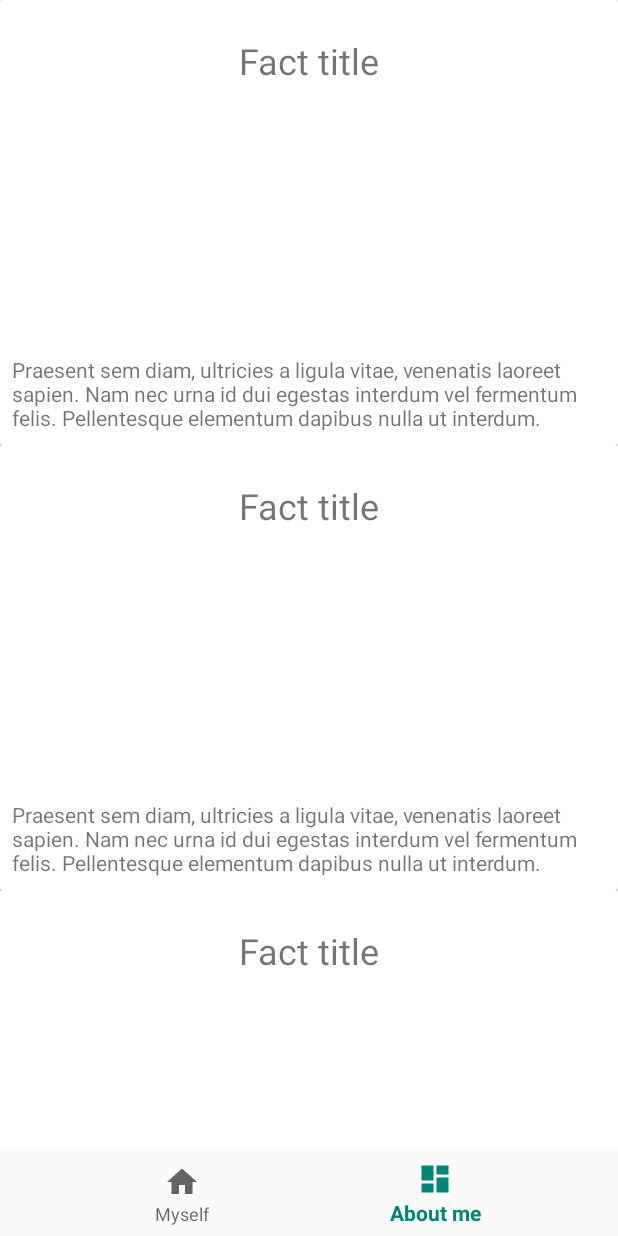
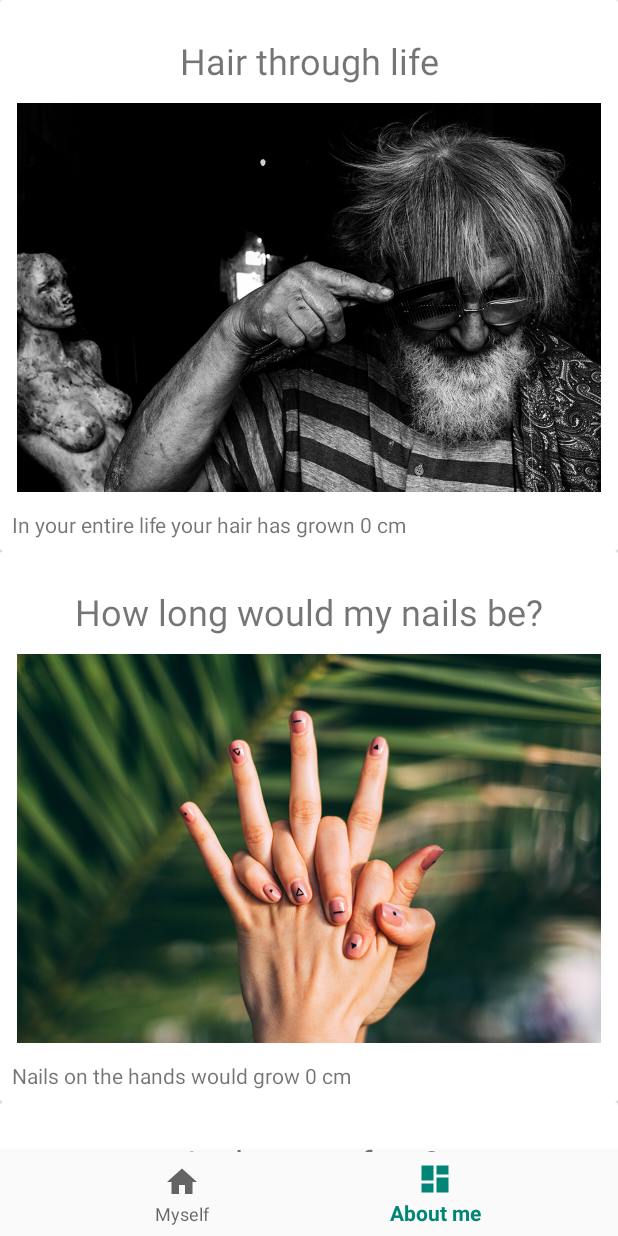
Before and after one commit to allvays/OmniaDeMe, an Android app: the screen it shows after launch (MainActivity), item 2 of the bottom bar chosen, on a phone screen of 412 x 824 dp. Run offline under Robolectric (Android 15) with nearby library versions, the phone set to English and light mode, and no system bars; 1 statement that could not run was skipped.

Commit message:
Added few facts
IMAGES ARE VERY BIG = RAM drain

```diff
--- a/app/src/main/java/com/example/omniademe/activities/MainActivity.java
+++ b/app/src/main/java/com/example/omniademe/activities/MainActivity.java
@@ -26,7 +26,7 @@ public class MainActivity extends AppCompatActivity
         InterestingFactsFragment.OnFragmentInteractionListener {
     private final String TAG = "MainActivity";
 
-    private Person mPerson;
+    private  static Person mPerson;
     private FragmentManager fragmentManager;
     private Fragment editPersonFragment;
     private Fragment interestingFactsFragment;
@@ -83,6 +83,9 @@ public class MainActivity extends AppCompatActivity
         Log.d(TAG, "changeFragment: CREATED");
     }
 
+    public Person getPerson() {
+        return mPerson;
+    }
 
     @Override
     public void onFragmentInteraction(Person person) {
--- a/app/src/main/java/com/example/omniademe/fragments/InterestingFactsFragment.java
+++ b/app/src/main/java/com/example/omniademe/fragments/InterestingFactsFragment.java
@@ -118,7 +118,9 @@ public class InterestingFactsFragment extends Fragment {
             Fact fact = mFacts.get(position);
             holder.mTitleText.setText(fact.getFactTitle());
             holder.mDescription.setText(fact.getDescription());
-            //holder.mImageView.setImageResource(fact.getFactPicResId());
+
+                holder.mImageView.setImageResource(fact.getFactPicResId());
+
             holder.mCardView.setOnClickListener(new View.OnClickListener() {
                 @Override
                 public void onClick(View view) {
--- a/app/src/main/java/com/example/omniademe/fragments/PersonEditorFragment.java
+++ b/app/src/main/java/com/example/omniademe/fragments/PersonEditorFragment.java
@@ -254,6 +254,7 @@ public class PersonEditorFragment extends Fragment {
                         mSexRadiogroup.setBackgroundColor(Color.rgb(247, 153, 153));
                     }
                 }
+
                 if (mListener != null) {
                     mListener.onFragmentInteraction(mPerson);
                 }
@@ -279,7 +280,7 @@ public class PersonEditorFragment extends Fragment {
                     int mHowmanyDaysILived = Days.daysBetween(then, today).getDays();
                     Log.d(TAG, "onDateSet: " + mHowmanyDaysILived);
                     if (mHowmanyDaysILived >= 1095) {
-                        mPerson.setAge(mHowmanyDaysILived / 365);
+                        mPerson.setAgeInDays(mHowmanyDaysILived);
 
                         /**
                          * Setting and formatting text in Edit Text Field
--- a/app/src/main/java/com/example/omniademe/model/Fact.java
+++ b/app/src/main/java/com/example/omniademe/model/Fact.java
@@ -2,7 +2,10 @@ package com.example.omniademe.model;
 
 
 import android.content.Context;
+import android.util.Log;
 import android.widget.ImageView;
+
+import com.example.omniademe.activities.MainActivity;
 
 import java.util.UUID;
 
@@ -12,11 +15,27 @@ public class Fact {
     private String mDescription;
     private int mFactPicResId;
 
-    public Fact(Context context, int title, int description, int imageResId) {
+    public Fact(Context context, int title, int description, int imageResId, String TAG) {
         mUUID = UUID.randomUUID();
+        int days = new MainActivity().getPerson().getAgeInDays();
+        Log.d(TAG, "Fact: days is"+days);
+        mFactPicResId = imageResId;
         mFactTitle = context.getString(title);
-        mDescription = context.getString(description);
-        mFactPicResId = imageResId;
+        switch (TAG){
+            case "hair":
+                mDescription = context.getString(description).concat(" ").concat(String.valueOf(Double.valueOf(days*0.033).intValue())
+                        .concat(" cm"));
+                break;
+            case "nails":
+                mDescription = context.getString(description).concat(" ").concat(String.valueOf(Double.valueOf(days*0.043).intValue())
+                        .concat(" cm"));
+                break;
+            case "toes":
+                mDescription = context.getString(description).concat(" ").concat(String.valueOf(Double.valueOf(days*0.0036).intValue())
+                        .concat(" cm"));
+                break;
+        }
+
     }
 
 
--- a/app/src/main/java/com/example/omniademe/model/FactList.java
+++ b/app/src/main/java/com/example/omniademe/model/FactList.java
@@ -9,6 +9,9 @@ import java.util.List;
 
 public class FactList {
     private static FactList sFactList = null;
+    private final String HAIR_FACT_TAG= "hair";
+    private final String NAILS_FACT_TAG= "nails";
+    private final String TOES_FACT_TAG= "toes";
 
     private List<Fact> mFacts;
     private Context mContext;
@@ -28,22 +31,22 @@ public class FactList {
 
     private void initiateFactList() {
         mFacts = new ArrayList<>();
-        mFacts.add(new Fact(mContext, R.string.fact_title,R.string.ipsum,1));
-        mFacts.add(new Fact(mContext, R.string.fact_title,R.string.ipsum,1));
-        mFacts.add(new Fact(mContext, R.string.fact_title,R.string.ipsum,1));
-        mFacts.add(new Fact(mContext, R.string.fact_title,R.string.ipsum,1));
-        mFacts.add(new Fact(mContext, R.string.fact_title,R.string.ipsum,1));
-        mFacts.add(new Fact(mContext, R.string.fact_title,R.string.ipsum,1));
-        mFacts.add(new Fact(mContext, R.string.fact_title,R.string.ipsum,1));
-        mFacts.add(new Fact(mContext, R.string.fact_title,R.string.ipsum,1));
-        mFacts.add(new Fact(mContext, R.string.fact_title,R.string.ipsum,1));
-        mFacts.add(new Fact(mContext, R.string.fact_title,R.string.ipsum,1));
-        mFacts.add(new Fact(mContext, R.string.fact_title,R.string.ipsum,1));
-        mFacts.add(new Fact(mContext, R.string.fact_title,R.string.ipsum,1));
-        mFacts.add(new Fact(mContext, R.string.fact_title,R.string.ipsum,1));
-        mFacts.add(new Fact(mContext, R.string.fact_title,R.string.ipsum,1));
-        mFacts.add(new Fact(mContext, R.string.fact_title,R.string.ipsum,1));
-        mFacts.add(new Fact(mContext, R.string.fact_title,R.string.ipsum,1));
+        mFacts.add(new Fact(mContext, R.string.hair_fact_title,R.string.hair_fact_description,R.drawable.hair_pic2,HAIR_FACT_TAG));
+        mFacts.add(new Fact(mContext, R.string.nails_fact_title,R.string.nails_fact_description,R.drawable.nails_pic,NAILS_FACT_TAG));
+        mFacts.add(new Fact(mContext, R.string.toes_fact_title,R.string.toes_fact_description,R.drawable.toes_pic,TOES_FACT_TAG));
+        //mFacts.add(new Fact(mContext, R.string.fact_title,R.string.ipsum_short,1));
+        //mFacts.add(new Fact(mContext, R.string.fact_title,R.string.ipsum_short,1));
+        //mFacts.add(new Fact(mContext, R.string.fact_title,R.string.ipsum_short,1));
+        //mFacts.add(new Fact(mContext, R.string.fact_title,R.string.ipsum_short,1));
+        //mFacts.add(new Fact(mContext, R.string.fact_title,R.string.ipsum_short,1));
+        //mFacts.add(new Fact(mContext, R.string.fact_title,R.string.ipsum_short,1));
+        //mFacts.add(new Fact(mContext, R.string.fact_title,R.string.ipsum_short,1));
+        //mFacts.add(new Fact(mContext, R.string.fact_title,R.string.ipsum_short,1));
+        //mFacts.add(new Fact(mContext, R.string.fact_title,R.string.ipsum_short,1));
+        //mFacts.add(new Fact(mContext, R.string.fact_title,R.string.ipsum_short,1));
+        //mFacts.add(new Fact(mContext, R.string.fact_title,R.string.ipsum_short,1));
+        //mFacts.add(new Fact(mContext, R.string.fact_title,R.string.ipsum_short,1));
+        //mFacts.add(new Fact(mContext, R.string.fact_title,R.string.ipsum_short,1));
     }
 
     public List<Fact> getFacts() {
--- a/app/src/main/java/com/example/omniademe/model/Person.java
+++ b/app/src/main/java/com/example/omniademe/model/Person.java
@@ -1,23 +1,18 @@
 package com.example.omniademe.model;
 
-import java.util.Date;
 import java.util.UUID;
-
-import org.joda.time.DateTime;
-import org.joda.time.Days;
-import org.joda.time.LocalDate;
 
 
 public class Person {
     private String mName;
-    private int mAge;
+    private int mAgeInDays;
     private int mHeight;
     private boolean mIsMale;
     private int mImageResID;
     private UUID mUUID;
 
     public Person() {
-        mAge =0;
+        mAgeInDays =0;
         mHeight=0;
         mUUID = UUID.randomUUID();
 
@@ -32,8 +27,8 @@ public class Person {
         mName = name;
     }
 
-    public void setAge(int age) {
-        mAge = age;
+    public void setAgeInDays(int ageInDays) {
+        mAgeInDays = ageInDays;
     }
 
     public void setHeight(int height) {
@@ -56,8 +51,8 @@ public class Person {
         return mName;
     }
 
-    public int getAge() {
-        return mAge;
+    public int getAgeInDays() {
+        return mAgeInDays;
     }
 
     public int getHeight() {
--- a/app/src/main/res/layout/activity_main.xml
+++ b/app/src/main/res/layout/activity_main.xml
@@ -3,11 +3,20 @@
     xmlns:android="http://schemas.android.com/apk/res/android"
     xmlns:app="http://schemas.android.com/apk/res-auto"
     xmlns:tools="http://schemas.android.com/tools"
-    android:id="@+id/fragment_container"
-    android:layout_gravity="center_horizontal"
     android:layout_width="match_parent"
     android:layout_height="match_parent"
     tools:context=".activities.MainActivity">
+
+    <androidx.constraintlayout.widget.ConstraintLayout
+        android:layout_width="0dp"
+        android:layout_height="0dp"
+        android:id="@+id/fragment_container"
+        app:layout_constraintBottom_toTopOf="@+id/nav_view"
+        app:layout_constraintEnd_toEndOf="parent"
+        app:layout_constraintStart_toStartOf="parent"
+        app:layout_constraintTop_toTopOf="parent">
+
+    </androidx.constraintlayout.widget.ConstraintLayout>
 
     <com.google.android.material.bottomnavigation.BottomNavigationView
         android:id="@+id/nav_view"
--- a/app/src/main/res/layout/interesting_facts_item.xml
+++ b/app/src/main/res/layout/interesting_facts_item.xml
@@ -29,8 +29,8 @@
 
         <ImageView
             android:id="@+id/factPicture"
-            android:layout_width="381dp"
-            android:layout_height="164dp"
+            android:layout_width="389dp"
+            android:layout_height="267dp"
             android:layout_marginStart="16dp"
             android:layout_marginTop="8dp"
             android:layout_marginEnd="16dp"
@@ -42,9 +42,9 @@
         <TextView
             android:id="@+id/factDescriptionTextView"
             android:layout_width="0dp"
-            android:layout_height="52dp"
+            android:layout_height="wrap_content"
             android:layout_marginTop="8dp"
-            android:text="@string/ipsum"
+            android:text="@string/ipsum_short"
             app:layout_constraintEnd_toEndOf="parent"
             app:layout_constraintStart_toStartOf="parent"
             app:layout_constraintTop_toBottomOf="@+id/factPicture" />
--- a/app/src/main/res/values/strings.xml
+++ b/app/src/main/res/values/strings.xml
@@ -7,7 +7,7 @@
     <!-- TODO: Remove or change this placeholder text -->
     <string name="hello_blank_fragment">Hello blank fragment</string>
     <string name="fact_title">Fact title</string>
-    <string name="ipsum">Praesent sem diam, ultricies a ligula vitae, venenatis laoreet sapien. Nam nec urna id dui egestas interdum vel fermentum felis.
+    <string name="ipsum_long">Praesent sem diam, ultricies a ligula vitae, venenatis laoreet sapien. Nam nec urna id dui egestas interdum vel fermentum felis.
         Pellentesque elementum dapibus nulla ut interdum. Suspendisse hendrerit a massa vel pulvinar. Donec purus risus, molestie eget nisl sit amet, bibendum pretium purus.
         Aenean at lacus ac odio blandit viverra et laoreet nulla. Morbi efficitur purus sit amet urna finibus, at porta tellus sollicitudin. Proin ut tortor sit amet dui ullamcorper
         luctus. Sed aliquam cursus dolor, ornare aliquam massa eleifend quis. Proin non dignissim orci. In mollis maximus nisl, ut cursus nibh efficitur sed. In mattis efficitur
@@ -24,4 +24,13 @@
         Praesent tristique accumsan lorem sed tempus. Nunc porta dignissim ex, sed pharetra velit rutrum vel. Mauris vitae sodales tortor. Praesent ac nibh congue, ultrices sem nec,
         ornare dolor. Quisque aliquet leo et elit tincidunt, quis faucibus metus pretium. Nulla viverra luctus vehicula. Maecenas dapibus hendrerit felis, non pharetra arcu
         scelerisque id. Nunc vitae arcu at massa porta dignissim dignissim a lacus. Vivamus gravida felis sed urna sollicitudin aliquet. Nulla facilisi.</string>
+    <string name="ipsum_short">Praesent sem diam, ultricies a ligula vitae, venenatis laoreet sapien. Nam nec urna id dui egestas interdum vel fermentum felis.
+        Pellentesque elementum dapibus nulla ut interdum. Suspendisse hendrerit a massa vel pulvinar.</string>
+
+    <string name="hair_fact_title">Hair through life</string>
+    <string name="hair_fact_description">In your entire life your hair has grown </string>
+    <string name="nails_fact_title">How long would my nails be?</string>
+    <string name="nails_fact_description">Nails on the hands would grow</string>
+    <string name="toes_fact_title">And on my feet?</string>
+    <string name="toes_fact_description">You\'ve already grown</string>
 </resources>
```
Also changed, not shown: app/src/main/hair_pic-web.png (added), app/src/main/res/drawable/hair_pic2.jpg (added), app/src/main/res/drawable/nails_pic.jpg (added), app/src/main/res/drawable/toes_pic.jpg (added), app/src/main/res/mipmap-hdpi/hair_pic.png (added), app/src/main/res/mipmap-mdpi/hair_pic.png (added), app/src/main/res/mipmap-xhdpi/hair_pic.png (added), app/src/main/res/mipmap-xxhdpi/hair_pic.png (added), app/src/main/res/mipmap-xxxhdpi/hair_pic.png (added).
